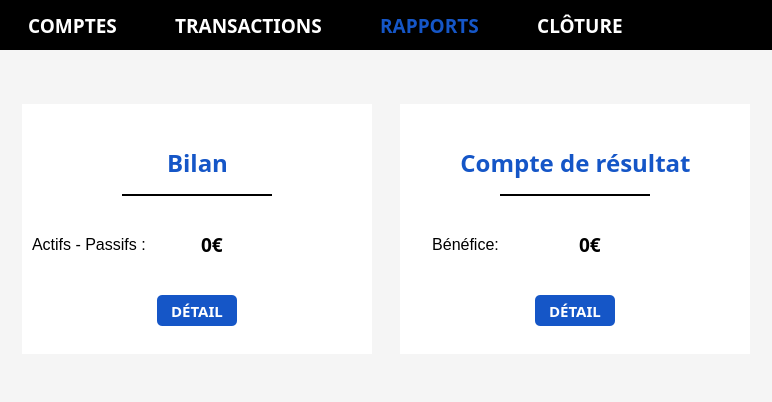
This is treasurer/rapportsview.ui in BiteKirby3/Treasurer as Qt 5 draws it before an edit. The edited form follows.
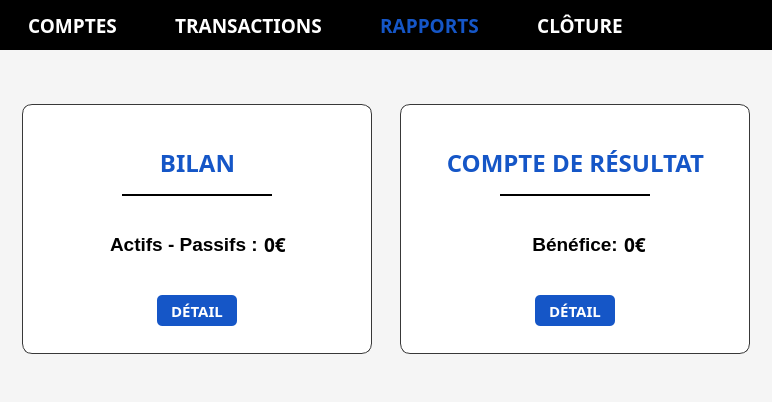
This is the edited form. Icons and pictures are not drawn.

The edit to the form file:
```diff
--- a/treasurer/rapportsview.ui
+++ b/treasurer/rapportsview.ui
@@ -252,7 +252,7 @@
            </font>
           </property>
           <property name="styleSheet">
-           <string notr="true">QWidget#recettes {
+           <string notr="true">QWidget#bilan {
 border-style : solid; 
 border-width: 1px;
 border-color: rgb(56, 56, 56);
@@ -325,7 +325,7 @@
             <string notr="true">color: #1556C7;</string>
            </property>
            <property name="text">
-            <string>&lt;html&gt;&lt;head/&gt;&lt;body&gt;&lt;p align=&quot;center&quot;&gt;&lt;span style=&quot; font-size:18pt;&quot;&gt;Bilan&lt;/span&gt;&lt;/p&gt;&lt;/body&gt;&lt;/html&gt;</string>
+            <string>&lt;html&gt;&lt;head/&gt;&lt;body&gt;&lt;p align=&quot;center&quot;&gt;&lt;span style=&quot; font-size:18pt;&quot;&gt;BILAN&lt;/span&gt;&lt;/p&gt;&lt;/body&gt;&lt;/html&gt;</string>
            </property>
           </widget>
           <widget class="QWidget" name="horizontalLayoutWidget_6">
@@ -388,14 +388,27 @@
            <layout class="QHBoxLayout" name="horizontalLayout_13">
             <item>
              <layout class="QHBoxLayout" name="horizontalLayout_14">
+              <item>
+               <spacer name="horizontalSpacer_2">
+                <property name="orientation">
+                 <enum>Qt::Horizontal</enum>
+                </property>
+                <property name="sizeHint" stdset="0">
+                 <size>
+                  <width>40</width>
+                  <height>20</height>
+                 </size>
+                </property>
+               </spacer>
+              </item>
               <item>
                <widget class="QLabel" name="label_15">
                 <property name="font">
                  <font>
                   <family>Arial</family>
-                  <pointsize>12</pointsize>
-                  <weight>50</weight>
-                  <bold>false</bold>
+                  <pointsize>14</pointsize>
+                  <weight>75</weight>
+                  <bold>true</bold>
                  </font>
                 </property>
                 <property name="text">
@@ -418,6 +431,19 @@
                 </property>
                </widget>
               </item>
+              <item>
+               <spacer name="horizontalSpacer_3">
+                <property name="orientation">
+                 <enum>Qt::Horizontal</enum>
+                </property>
+                <property name="sizeHint" stdset="0">
+                 <size>
+                  <width>40</width>
+                  <height>20</height>
+                 </size>
+                </property>
+               </spacer>
+              </item>
              </layout>
             </item>
            </layout>
@@ -448,7 +474,7 @@
            </font>
           </property>
           <property name="styleSheet">
-           <string notr="true">QWidget#depenses {
+           <string notr="true">QWidget#compteDeResultat {
 border-style : solid; 
 border-width: 1px;
 border-color: rgb(56, 56, 56);
@@ -521,7 +547,7 @@
             <string notr="true">color: #1556C7;</string>
            </property>
            <property name="text">
-            <string>&lt;html&gt;&lt;head/&gt;&lt;body&gt;&lt;p align=&quot;center&quot;&gt;&lt;span style=&quot; font-size:18pt;&quot;&gt;Compte de résultat&lt;/span&gt;&lt;/p&gt;&lt;/body&gt;&lt;/html&gt;</string>
+            <string>&lt;html&gt;&lt;head/&gt;&lt;body&gt;&lt;p align=&quot;center&quot;&gt;&lt;span style=&quot; font-size:18pt;&quot;&gt;COMPTE DE RÉSULTAT&lt;/span&gt;&lt;/p&gt;&lt;/body&gt;&lt;/html&gt;</string>
            </property>
           </widget>
           <widget class="QWidget" name="horizontalLayoutWidget_8">
@@ -584,14 +610,27 @@
            <layout class="QHBoxLayout" name="horizontalLayout_17">
             <item>
              <layout class="QHBoxLayout" name="horizontalLayout_18">
+              <item>
+               <spacer name="horizontalSpacer_4">
+                <property name="orientation">
+                 <enum>Qt::Horizontal</enum>
+                </property>
+                <property name="sizeHint" stdset="0">
+                 <size>
+                  <width>40</width>
+                  <height>20</height>
+                 </size>
+                </property>
+               </spacer>
+              </item>
               <item>
                <widget class="QLabel" name="beneficeOuPerteLable">
                 <property name="font">
                  <font>
                   <family>Arial</family>
-                  <pointsize>12</pointsize>
-                  <weight>50</weight>
-                  <bold>false</bold>
+                  <pointsize>14</pointsize>
+                  <weight>75</weight>
+                  <bold>true</bold>
                  </font>
                 </property>
                 <property name="layoutDirection">
@@ -617,6 +656,19 @@
                 </property>
                </widget>
               </item>
+              <item>
+               <spacer name="horizontalSpacer_5">
+                <property name="orientation">
+                 <enum>Qt::Horizontal</enum>
+                </property>
+                <property name="sizeHint" stdset="0">
+                 <size>
+                  <width>40</width>
+                  <height>20</height>
+                 </size>
+                </property>
+               </spacer>
+              </item>
              </layout>
             </item>
            </layout>
```
Left out of the diff: 23 changed lines with no effect on the pictures.
